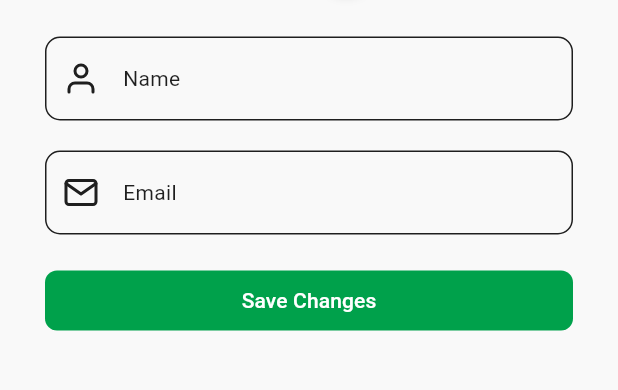
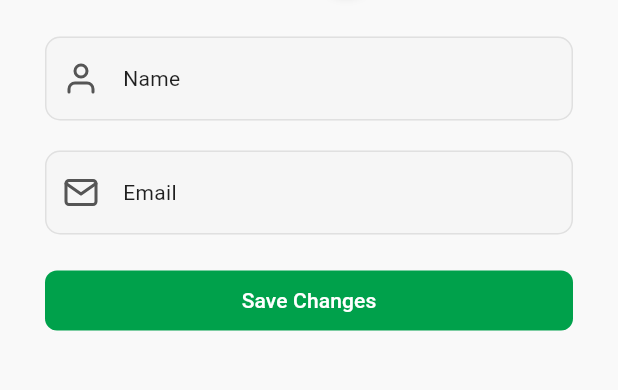
Before and after one commit to Neel-Pandya/FreshCart-App, a Flutter app: the SettingsScreen screen opened directly, after a tap on "Edit Profile", on a phone screen of 412 x 824 dp, the part 244-634 px from its top. Run offline on Flutter 3.47's test engine with Material 3 defaults, Android fonts, the phone set to English and light mode, and no system bars; drawn by our look-alikes of toastification; our stand-ins replace dio, flutter_dotenv, flutter_feather_icons, flutter_secure_storage, flutter_svg, form_field_validator and 4 more; accounts and stored records are empty; network calls fail.

Commit message:
Add dark mode support with theme controller
Introduces a ThemeController using GetX and flutter_secure_storage to manage dark mode state across the frontend. Updates UI components to adapt colors based on the current theme, and adds a dark mode toggle in both admin and user settings screens. Also fixes widget instantiation and improves color handling for better theme consistency. Removes JWT token expiry in backend user model.

```diff
--- /dev/null
+++ b/frontend/lib/core/controllers/theme_controller.dart
@@ -0,0 +1,19 @@
+import 'package:flutter_secure_storage/flutter_secure_storage.dart';
+import 'package:get/get.dart';
+
+class ThemeController extends GetxController {
+  var isDarkMode = false.obs;
+  final FlutterSecureStorage _storage = const FlutterSecureStorage();
+
+  void toggleTheme() {
+    isDarkMode.value = !isDarkMode.value;
+    _storage.write(key: 'isDarkMode', value: isDarkMode.value.toString());
+  }
+
+  Future<void> isDarkModeEnabled() async {
+    String? isDark = await _storage.read(key: 'isDarkMode');
+    if (isDark != null) {
+      isDarkMode.value = isDark.toLowerCase() == 'true';
+    }
+  }
+}
--- a/frontend/lib/core/theme/app_color_schemes.dart
+++ b/frontend/lib/core/theme/app_color_schemes.dart
@@ -18,7 +18,7 @@ final class AppColorSchemes {
 
   static const darkColorScheme = ColorScheme(
     brightness: Brightness.dark,
-    primary: AppColors.primaryDark, // lighter green
+    primary: AppColors.primaryDark,
     onPrimary: Colors.black,
     secondary: AppColors.successDark,
     onSecondary: Colors.black,
--- a/frontend/lib/core/widgets/form_textfield.dart
+++ b/frontend/lib/core/widgets/form_textfield.dart
@@ -91,7 +91,9 @@ class _FormTextFieldState extends State<FormTextField> {
             ? Icon(
                 widget.prefixIcon,
                 color: _getIconColor(
-                  defaultColor: widget.prefixIconColor ?? Theme.of(context).colorScheme.onSurface,
+                  defaultColor: Theme.of(context).brightness == Brightness.light
+                      ? AppColors.iconColor
+                      : Theme.of(context).colorScheme.onSurface,
                 ),
               )
             : null,
@@ -100,17 +102,28 @@ class _FormTextFieldState extends State<FormTextField> {
                 onTap: widget.onSuffixTap,
                 child: Icon(
                   widget.suffixIcon,
-                  color: _getIconColor(defaultColor: Theme.of(context).colorScheme.onSurface),
+                  color: _getIconColor(
+                    defaultColor: Theme.of(context).brightness == Brightness.light
+                        ? AppColors.iconColor
+                        : Theme.of(context).colorScheme.onSurface,
+                  ),
                 ),
               )
             : null,
         filled: widget.filled ?? true,
         fillColor: _isFocused
             ? Theme.of(context).colorScheme.surface
-            : Theme.of(context).colorScheme.surface.withAlpha(235),
+            : Theme.of(context).brightness == Brightness.light
+            ? const Color(0xFFE0E0E0).withAlpha(35)
+            : Theme.of(context).colorScheme.onSurface.withValues(alpha: 0.05),
         enabledBorder: OutlineInputBorder(
           borderRadius: BorderRadius.circular(10),
-          borderSide: BorderSide(color: Theme.of(context).colorScheme.onSurface, width: 1),
+          borderSide: BorderSide(
+            color: Theme.of(context).brightness == Brightness.light
+                ? AppColors.border
+                : Theme.of(context).colorScheme.onSurface.withValues(alpha: 0.4),
+            width: 1,
+          ),
         ),
         focusedBorder: OutlineInputBorder(
           borderRadius: BorderRadius.circular(10),
--- a/frontend/lib/layout/user_master_layout.dart
+++ b/frontend/lib/layout/user_master_layout.dart
@@ -20,7 +20,7 @@ class _UserMasterLayoutState extends State<UserMasterLayout> {
     const HomeScreen(),
     const ProductsScreen(),
     const OrdersScreen(),
-    const SettingsScreen(),
+    SettingsScreen(),
   ];
 
   @override
--- a/frontend/lib/modules/admin/category/widgets/category_list_item.dart
+++ b/frontend/lib/modules/admin/category/widgets/category_list_item.dart
@@ -69,7 +69,9 @@ class CategoryListItem extends StatelessWidget {
   @override
   Widget build(BuildContext context) {
     return ListTile(
-      tileColor: Theme.of(context).colorScheme.surface,
+      tileColor: Theme.of(context).brightness == Brightness.light
+          ? Theme.of(context).colorScheme.surface
+          : Theme.of(context).colorScheme.onSurface.withValues(alpha: 0.05),
       shape: RoundedRectangleBorder(
         borderRadius: BorderRadius.circular(12),
         side: const BorderSide(color: Color(0xFFCAC4D0), width: 1),
--- a/frontend/lib/modules/admin/dashboard/widgets/dashboard_analytics.dart
+++ b/frontend/lib/modules/admin/dashboard/widgets/dashboard_analytics.dart
@@ -13,7 +13,9 @@ class DashboardAnalytics extends StatelessWidget {
     return Container(
       decoration: BoxDecoration(
         borderRadius: BorderRadius.circular(8),
-        color: Theme.of(context).colorScheme.surface,
+        color: Theme.of(context).brightness == Brightness.light
+            ? Theme.of(context).colorScheme.surface
+            : Theme.of(context).colorScheme.onSurface.withValues(alpha: 0.05),
         border: Border.all(color: const Color(0xFFCAC4D0)),
       ),
       child: Column(
--- a/frontend/lib/modules/admin/orders/widgets/order_list_item.dart
+++ b/frontend/lib/modules/admin/orders/widgets/order_list_item.dart
@@ -20,7 +20,9 @@ class OrderListItem extends StatelessWidget {
         borderRadius: BorderRadius.circular(100),
         child: Image.asset(imageUrl, height: 48, width: 48, fit: BoxFit.cover),
       ),
-      tileColor: Theme.of(context).colorScheme.surface,
+      tileColor: Theme.of(context).brightness == Brightness.light
+          ? Theme.of(context).colorScheme.surface
+          : Theme.of(context).colorScheme.onSurface.withValues(alpha: 0.05),
       contentPadding: const EdgeInsets.all(10),
       shape: RoundedRectangleBorder(
         borderRadius: BorderRadius.circular(10),
--- a/frontend/lib/modules/admin/orders/widgets/view_order_item.dart
+++ b/frontend/lib/modules/admin/orders/widgets/view_order_item.dart
@@ -12,7 +12,9 @@ class ViewOrderItem extends StatelessWidget {
     return Container(
       margin: const EdgeInsets.symmetric(horizontal: 10),
       decoration: BoxDecoration(
-        color: Theme.of(context).colorScheme.surface,
+        color: Theme.of(context).brightness == Brightness.light
+            ? Theme.of(context).colorScheme.surface
+            : Theme.of(context).colorScheme.onSurface.withValues(alpha: 0.05),
         borderRadius: BorderRadius.circular(10),
         border: Border.all(color: AppColors.border, width: 1.25),
       ),
--- a/frontend/lib/modules/admin/product/widgets/product_list_item.dart
+++ b/frontend/lib/modules/admin/product/widgets/product_list_item.dart
@@ -69,7 +69,9 @@ class ProductListItem extends StatelessWidget {
   @override
   Widget build(BuildContext context) {
     return ListTile(
-      tileColor: Theme.of(context).colorScheme.surface,
+      tileColor: Theme.of(context).brightness == Brightness.light
+          ? Theme.of(context).colorScheme.surface
+          : Theme.of(context).colorScheme.onSurface.withValues(alpha: 0.05),
       shape: RoundedRectangleBorder(
         borderRadius: BorderRadius.circular(12),
         side: const BorderSide(color: Color(0xFFCAC4D0), width: 1),
--- a/frontend/lib/modules/admin/settings/screens/settings_screen.dart
+++ b/frontend/lib/modules/admin/settings/screens/settings_screen.dart
@@ -1,6 +1,7 @@
 import 'dart:async';
 import 'package:flutter/material.dart';
 import 'package:flutter_feather_icons/flutter_feather_icons.dart';
+import 'package:frontend/core/controllers/theme_controller.dart';
 import 'package:frontend/core/routes/app_routes.dart';
 import 'package:frontend/core/routes/user_routes.dart';
 import 'package:frontend/core/theme/app_typography.dart';
@@ -11,7 +12,9 @@ import 'package:get/get.dart';
 import 'package:frontend/core/controllers/bottom_nav_controller.dart';
 
 class SettingsScreen extends StatelessWidget {
-  const SettingsScreen({super.key});
+  SettingsScreen({super.key});
+
+  final ThemeController _themeController = Get.find<ThemeController>();
 
   void _logout(BuildContext context) {
     showDialog(
@@ -116,6 +119,23 @@ class SettingsScreen extends StatelessWidget {
                       color: Theme.of(context).colorScheme.onSurface,
                     ),
                   ),
+
+                  const SizedBox(height: 20),
+
+                  SettingItem(
+                    title: 'Dark Mode',
+                    icon: FeatherIcons.moon,
+                    trailingWidget: Transform.scale(
+                      scale: 0.8, // Make the switch smaller
+                      child: Switch(
+                        value: _themeController.isDarkMode.value,
+                        onChanged: (_) {
+                          _themeController.toggleTheme();
+                        },
+                        activeThumbColor: Get.theme.colorScheme.secondary,
+                      ),
+                    ),
+                  ),
                   const SizedBox(height: 20),
                   SettingItem(
                     title: 'Logout',
--- a/frontend/lib/modules/admin/settings/widgets/setting_item.dart
+++ b/frontend/lib/modules/admin/settings/widgets/setting_item.dart
@@ -10,6 +10,8 @@ class SettingItem extends StatelessWidget {
     this.onTap,
     this.trailingIcon,
     this.iconColor,
+    this.trailingWidget,
+
     this.titleColor,
   });
 
@@ -19,6 +21,7 @@ class SettingItem extends StatelessWidget {
   final IconData? trailingIcon;
   final Color? iconColor;
   final Color? titleColor;
+  final Widget? trailingWidget;
 
   @override
   Widget build(BuildContext context) {
@@ -27,8 +30,17 @@ class SettingItem extends StatelessWidget {
         borderRadius: BorderRadius.circular(10),
         side: const BorderSide(color: AppColors.border, width: 1.25),
       ),
-      tileColor: Theme.of(context).colorScheme.surface,
-      leading: Icon(icon, color: iconColor ?? Theme.of(context).colorScheme.onSurface),
+      tileColor: Theme.of(context).brightness == Brightness.light
+          ? Theme.of(context).colorScheme.surface
+          : Theme.of(context).colorScheme.onSurface.withValues(alpha: 0.05),
+      leading: Icon(
+        icon,
+        color:
+            iconColor ??
+            (Theme.of(context).brightness == Brightness.light
+                ? AppColors.iconColor
+                : Theme.of(context).colorScheme.onSurface),
+      ),
       title: Text(
         title,
         style: AppTypography.bodyMedium.copyWith(
@@ -36,9 +48,16 @@ class SettingItem extends StatelessWidget {
         ),
       ),
       onTap: onTap ?? () {},
-      trailing: trailingIcon != null
-          ? Icon(trailingIcon, color: iconColor ?? Theme.of(context).colorScheme.onSurface)
-          : null,
+      trailing:
+          trailingWidget ??
+          Icon(
+            trailingIcon,
+            color:
+                iconColor ??
+                (Theme.of(context).brightness == Brightness.light
+                    ? AppColors.iconColor
+                    : Theme.of(context).colorScheme.onSurface),
+          ),
     );
   }
 }
--- a/frontend/lib/modules/admin/user/widgets/user_list_item.dart
+++ b/frontend/lib/modules/admin/user/widgets/user_list_item.dart
@@ -68,7 +68,9 @@ class UserListItem extends StatelessWidget {
   @override
   Widget build(BuildContext context) {
     return ListTile(
-      tileColor: Theme.of(context).colorScheme.surface,
+      tileColor: Theme.of(context).brightness == Brightness.light
+          ? Theme.of(context).colorScheme.surface
+          : Theme.of(context).colorScheme.onSurface.withValues(alpha: 0.05),
       contentPadding: const EdgeInsets.all(10),
       shape: RoundedRectangleBorder(
         borderRadius: BorderRadius.circular(12),
```
Also changed, not shown: frontend/lib/layout/admin_master_layout.dart (+6 -6 lines), frontend/lib/main.dart (+11 -4 lines), frontend/lib/modules/user/settings/screens/settings_screen.dart (+17 -1 lines), frontend/lib/modules/user/settings/widgets/setting_item.dart (+10 -8 lines), 2 other files.
